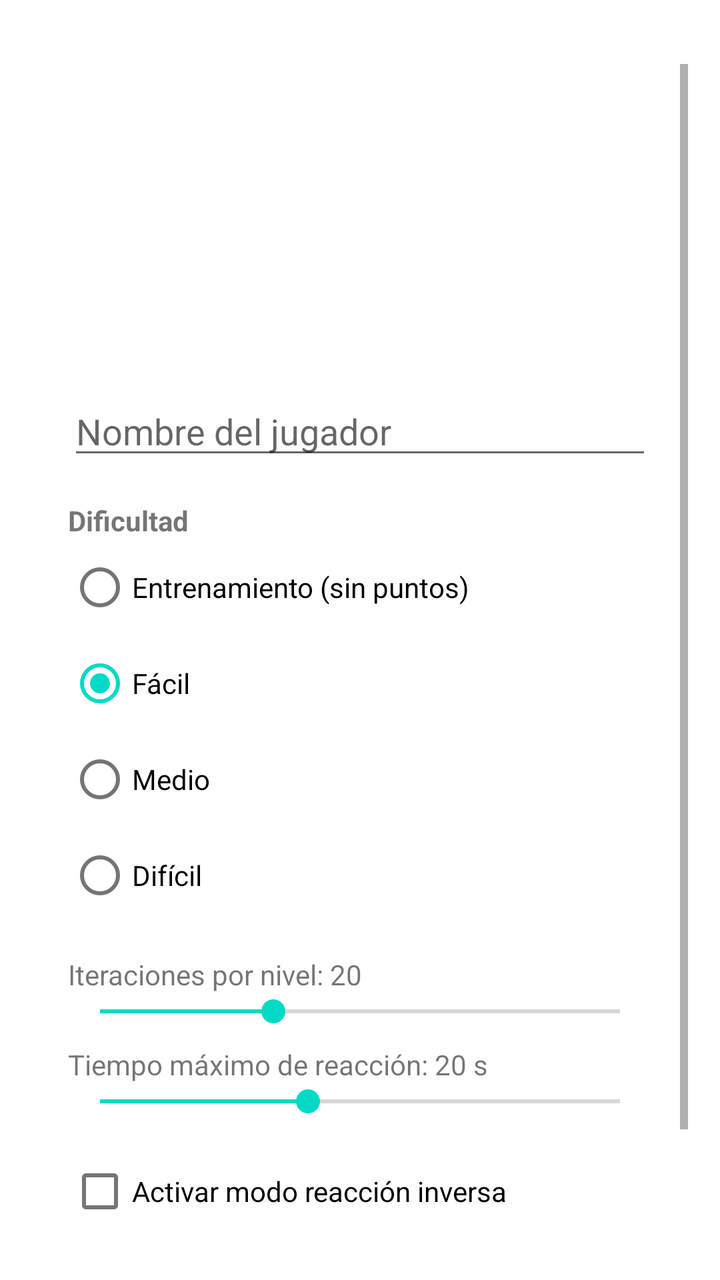
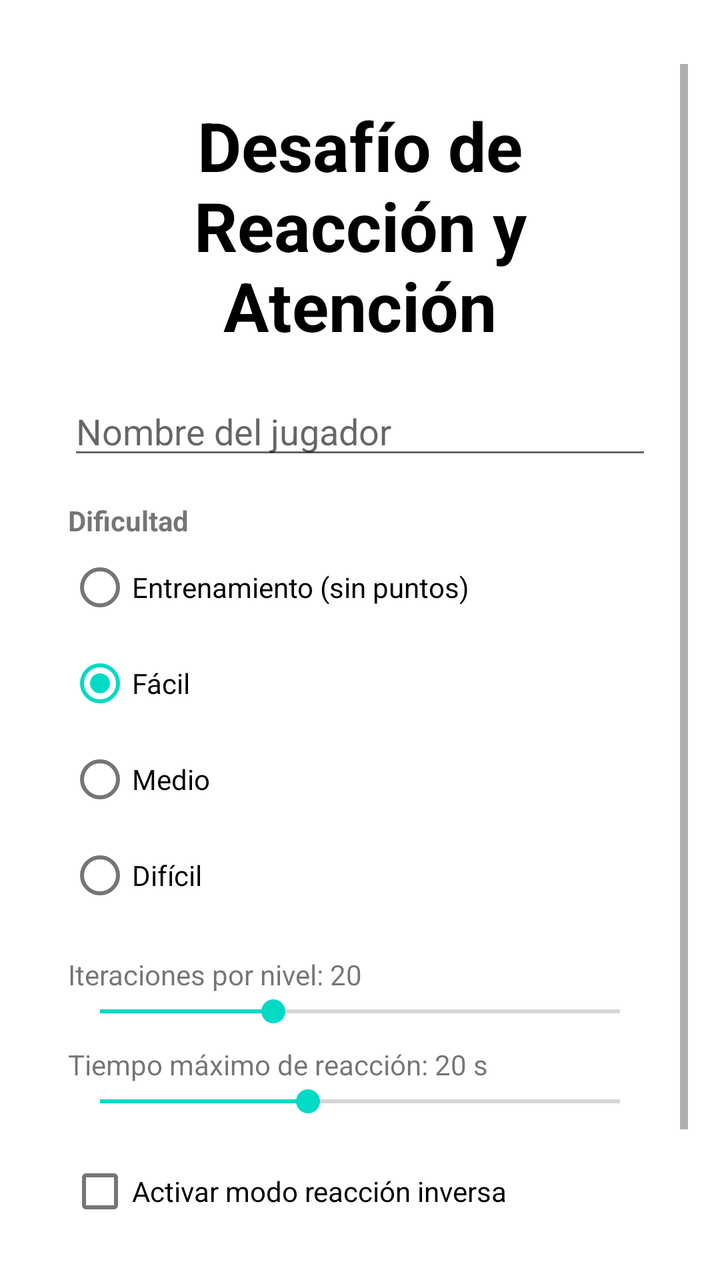

Two renders of the same Android screen: before a commit and after it. Below are the layout's source before the change and the commit's diff.
<!-- AndroidManifest.xml: application theme Theme.ReactionChallenge -->
<!-- res/layout/activity_main.xml -->
<?xml version="1.0" encoding="utf-8"?>
<ScrollView xmlns:android="http://schemas.android.com/apk/res/android"
    xmlns:tools="http://schemas.android.com/tools"
    android:layout_width="match_parent"
    android:layout_height="match_parent"
    android:clipToPadding="false"
    android:fillViewport="true"
    android:paddingStart="16dp"
    android:paddingTop="32dp"
    android:paddingEnd="16dp"
    android:paddingBottom="24dp"
    tools:context=".MainActivity">

    <LinearLayout
        android:layout_width="match_parent"
        android:layout_height="wrap_content"
        android:background="@drawable/bg_panel"
        android:orientation="vertical"
        android:padding="18dp">

        <TextView
            android:id="@+id/TitleText"
            android:layout_width="match_parent"
            android:layout_height="wrap_content"
            android:gravity="center"
            android:text="@string/game_title"
            android:textColor="@android:color/white"
            android:textSize="34sp"
            android:textStyle="bold" />

        <EditText
            android:id="@+id/playerNameInput"
            android:layout_width="match_parent"
            android:layout_height="wrap_content"
            android:layout_marginTop="18dp"
            android:hint="@string/player_name_hint"
            android:inputType="textPersonName"
            android:maxLines="1" />

        <TextView
            android:layout_width="match_parent"
            android:layout_height="wrap_content"
            android:layout_marginTop="16dp"
            android:text="@string/difficulty_label"
            android:textStyle="bold" />

        <RadioGroup
            android:id="@+id/difficultyGroup"
            android:layout_width="match_parent"
            android:layout_height="wrap_content"
            android:orientation="vertical">

            <RadioButton
                android:id="@+id/difficultyTraining"
                android:layout_width="wrap_content"
                android:layout_height="wrap_content"
                android:text="@string/difficulty_training" />

            <RadioButton
                android:id="@+id/difficultyEasy"
                android:layout_width="wrap_content"
                android:layout_height="wrap_content"
                android:checked="true"
                android:text="@string/difficulty_easy" />

            <RadioButton
                android:id="@+id/difficultyMedium"
                android:layout_width="wrap_content"
                android:layout_height="wrap_content"
                android:text="@string/difficulty_medium" />

            <RadioButton
                android:id="@+id/difficultyHard"
                android:layout_width="wrap_content"
                android:layout_height="wrap_content"
                android:text="@string/difficulty_hard" />
        </RadioGroup>

        <TextView
            android:id="@+id/iterationsLabel"
            android:layout_width="match_parent"
            android:layout_height="wrap_content"
            android:layout_marginTop="16dp"
            android:text="@string/iterations_label_default" />

        <SeekBar
            android:id="@+id/iterationsSeekbar"
            android:layout_width="match_parent"
            android:layout_height="wrap_content"
            android:max="45"
            android:progress="15" />

        <TextView
            android:id="@+id/timeLimitLabel"
            android:layout_width="match_parent"
            android:layout_height="wrap_content"
            android:layout_marginTop="8dp"
            android:text="@string/time_limit_label_default" />

        <SeekBar
            android:id="@+id/timeLimitSeekbar"
            android:layout_width="match_parent"
            android:layout_height="wrap_content"
            android:max="25"
            android:progress="10" />

        <CheckBox
            android:id="@+id/inverseModeCheckbox"
            android:layout_width="match_parent"
            android:layout_height="wrap_content"
            android:layout_marginTop="12dp"
            android:text="@string/inverse_mode_label" />

        <Button
            android:id="@+id/startButton"
            android:layout_width="match_parent"
            android:layout_height="wrap_content"
            android:layout_marginTop="16dp"
            android:text="@string/start_game" />

    </LinearLayout>

</ScrollView>
<!-- resources referenced by this layout -->
<resources>
  <!-- drawable bg_panel (drawable) -->
  <?xml version="1.0" encoding="utf-8"?>
  <shape xmlns:android="http://schemas.android.com/apk/res/android"
      android:shape="rectangle">
      <solid android:color="@color/panel_background" />
      <corners android:radius="16dp" />
      <stroke
          android:width="1dp"
          android:color="@color/panel_stroke" />
  </shape>
  <string name="difficulty_easy">Fácil</string>
  <string name="difficulty_hard">Difícil</string>
  <string name="difficulty_label">Dificultad</string>
  <string name="difficulty_medium">Medio</string>
  <string name="difficulty_training">Entrenamiento (sin puntos)</string>
  <string name="game_title">Desafío de Reacción y Atención</string>
  <string name="inverse_mode_label">Activar modo reacción inversa</string>
  <string name="iterations_label_default">Iteraciones por nivel: 20</string>
  <string name="player_name_hint">Nombre del jugador</string>
  <string name="start_game">Iniciar partida</string>
  <string name="time_limit_label_default">Tiempo máximo de reacción: 20 s</string>
  <style name="Theme.ReactionChallenge" parent="Theme.MaterialComponents.DayNight.DarkActionBar">
          
          <item name="colorPrimary">@color/purple_500</item>
          <item name="colorPrimaryVariant">@color/purple_700</item>
          <item name="colorOnPrimary">@color/white</item>
          
          <item name="colorSecondary">@color/teal_200</item>
          <item name="colorSecondaryVariant">@color/teal_700</item>
          <item name="colorOnSecondary">@color/black</item>
          
          <item name="android:statusBarColor">?attr/colorPrimaryVariant</item>
          
          <item name="windowActionBar">false</item>
          <item name="windowNoTitle">true</item>
      </style>
  <color name="panel_background">#1AFFFFFF</color>
  <color name="panel_stroke">#33FFFFFF</color>
  <color name="purple_500">#FF6200EE</color>
  <color name="purple_700">#FF3700B3</color>
  <color name="white">#FFFFFFFF</color>
  <color name="teal_200">#FF03DAC5</color>
  <color name="teal_700">#FF018786</color>
  <color name="black">#FF000000</color>
</resources>

<!-- the commit's change to res/layout/activity_main.xml (unified diff, before → after) -->
@@ -24,7 +24,7 @@
             android:layout_height="wrap_content"
             android:gravity="center"
             android:text="@string/game_title"
-            android:textColor="@android:color/white"
+            android:textColor="@android:color/black"
             android:textSize="34sp"
             android:textStyle="bold" />
 
